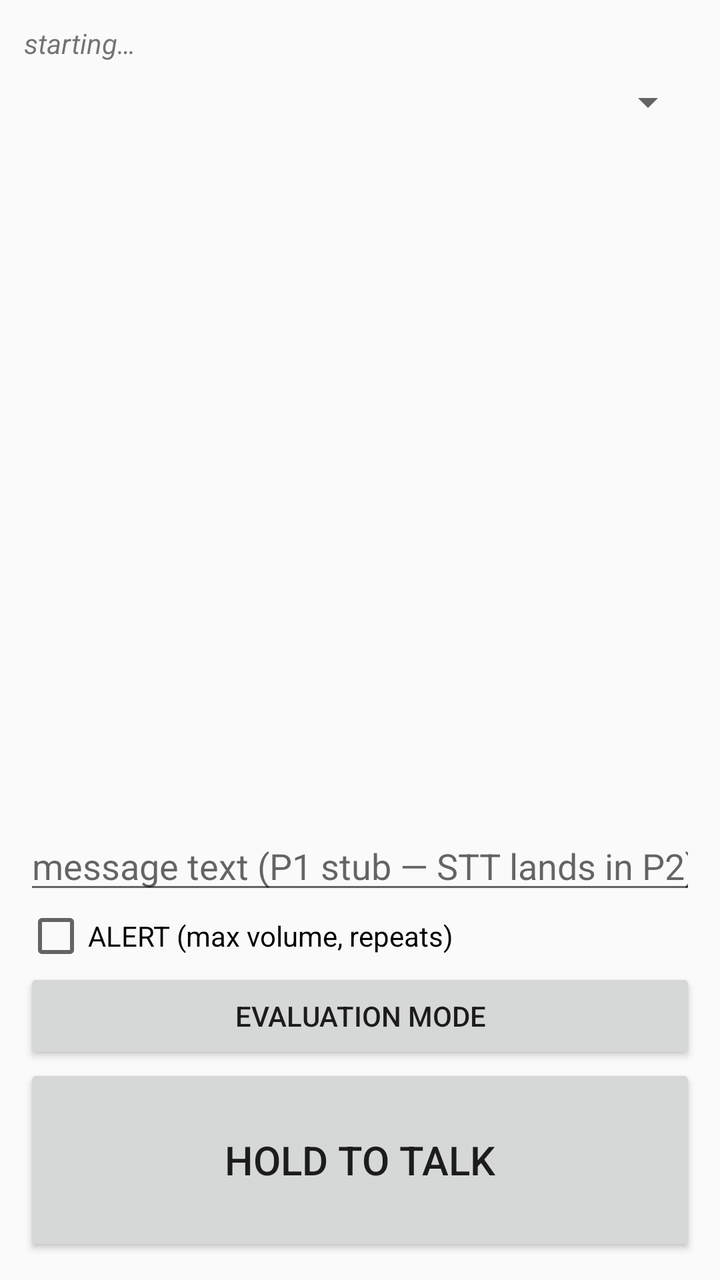
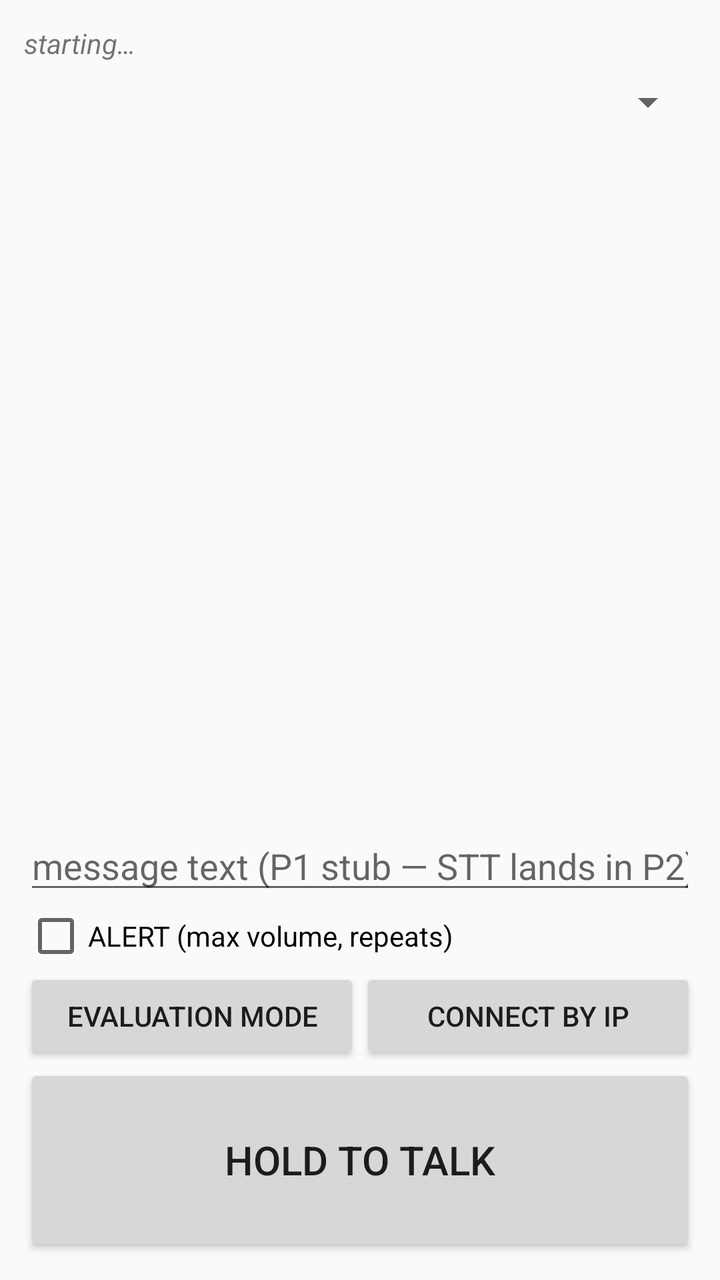

The first picture is an Android layout as it rendered before a commit; the second is the same layout after the commit. The layout source and the unified diff follow.
<!-- AndroidManifest.xml: application theme android:Theme.Material.Light -->
<!-- res/layout/activity_main.xml -->
<?xml version="1.0" encoding="utf-8"?>
<LinearLayout xmlns:android="http://schemas.android.com/apk/res/android"
    android:orientation="vertical"
    android:layout_width="match_parent"
    android:layout_height="match_parent"
    android:padding="12dp">

    <TextView
        android:id="@+id/status"
        android:layout_width="match_parent"
        android:layout_height="wrap_content"
        android:text="@string/starting"
        android:textStyle="italic" />

    <Spinner
        android:id="@+id/lang"
        android:layout_width="match_parent"
        android:layout_height="wrap_content"
        android:layout_marginTop="8dp" />

    <ScrollView
        android:layout_width="match_parent"
        android:layout_height="0dp"
        android:layout_weight="1"
        android:layout_marginTop="8dp">
        <TextView
            android:id="@+id/transcript"
            android:layout_width="match_parent"
            android:layout_height="wrap_content"
            android:textIsSelectable="true" />
    </ScrollView>

    <EditText
        android:id="@+id/input"
        android:layout_width="match_parent"
        android:layout_height="wrap_content"
        android:hint="@string/input_hint"
        android:inputType="text" />

    <CheckBox
        android:id="@+id/alert"
        android:layout_width="wrap_content"
        android:layout_height="wrap_content"
        android:text="@string/alert_label" />

    <Button
        android:id="@+id/eval"
        android:layout_width="match_parent"
        android:layout_height="wrap_content"
        android:text="@string/eval_button" />

    <Button
        android:id="@+id/ptt"
        android:layout_width="match_parent"
        android:layout_height="96dp"
        android:text="@string/ptt_label"
        android:textSize="20sp" />
</LinearLayout>
<!-- resources referenced by this layout -->
<resources>
  <string name="alert_label">ALERT (max volume, repeats)</string>
  <string name="eval_button">EVALUATION MODE</string>
  <string name="input_hint">message text (P1 stub — STT lands in P2)</string>
  <string name="ptt_label">HOLD TO TALK</string>
  <string name="starting">starting…</string>
</resources>

<!-- the commit's change to res/layout/activity_main.xml (unified diff, before → after) -->
@@ -43,11 +43,23 @@
         android:layout_height="wrap_content"
         android:text="@string/alert_label" />
 
-    <Button
-        android:id="@+id/eval"
+    <LinearLayout
+        android:orientation="horizontal"
         android:layout_width="match_parent"
-        android:layout_height="wrap_content"
-        android:text="@string/eval_button" />
+        android:layout_height="wrap_content">
+        <Button
+            android:id="@+id/eval"
+            android:layout_width="0dp"
+            android:layout_weight="1"
+            android:layout_height="wrap_content"
+            android:text="@string/eval_button" />
+        <Button
+            android:id="@+id/connectIp"
+            android:layout_width="0dp"
+            android:layout_weight="1"
+            android:layout_height="wrap_content"
+            android:text="@string/connect_button" />
+    </LinearLayout>
 
     <Button
         android:id="@+id/ptt"
<!-- resource entries referenced after the edit -->
@@ -1,6 +1,7 @@
 <!-- resources referenced by this layout -->
 <resources>
   <string name="alert_label">ALERT (max volume, repeats)</string>
+  <string name="connect_button">CONNECT BY IP</string>
   <string name="eval_button">EVALUATION MODE</string>
   <string name="input_hint">message text (P1 stub — STT lands in P2)</string>
   <string name="ptt_label">HOLD TO TALK</string>
